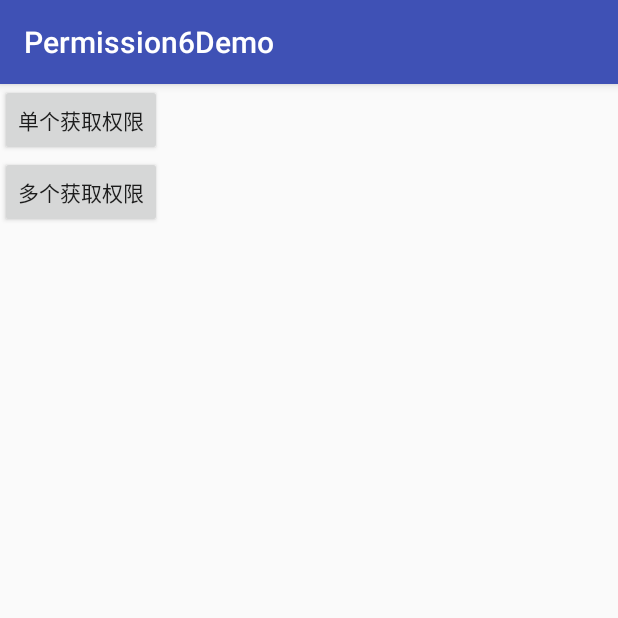
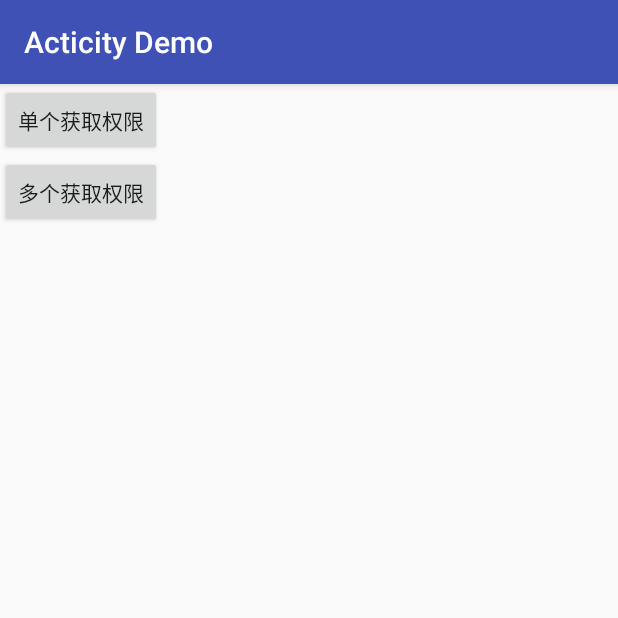
Before and after one commit to wangliang0209/android-permission-for-6.0up, an Android app: the PermissionActivityDemoActivity screen opened directly, with no data from a screen before it, on a phone screen of 412 x 824 dp, the top half of it. Run offline under Robolectric (Android 15) with nearby library versions, the phone set to English and light mode, and no system bars; libraries missing offline, so code that uses them is left out: com.fastaccess.permission; 1 statement that could not run was skipped.

Commit message:
modify title.

```diff
--- a/app/src/main/java/com/wl/permission/PermissionActivityDemoActivity.java
+++ b/app/src/main/java/com/wl/permission/PermissionActivityDemoActivity.java
@@ -34,6 +34,7 @@ public class PermissionActivityDemoActivity extends AppCompatActivity implements
     protected void onCreate(Bundle savedInstanceState) {
         super.onCreate(savedInstanceState);
         setContentView(R.layout.activity_permission_activity);
+        getSupportActionBar().setTitle("Acticity Demo");
 
         permissionHelper = PermissionHelper.getInstance(this);
 
--- a/app/src/main/java/com/wl/permission/PermissionFragmentDemoActivity.java
+++ b/app/src/main/java/com/wl/permission/PermissionFragmentDemoActivity.java
@@ -14,7 +14,7 @@ public class PermissionFragmentDemoActivity extends AppCompatActivity {
     protected void onCreate(Bundle savedInstanceState) {
         super.onCreate(savedInstanceState);
         setContentView(R.layout.activity_permission_fragment);
-
+        getSupportActionBar().setTitle("Fragment Demo");
     }
 
 }
```
